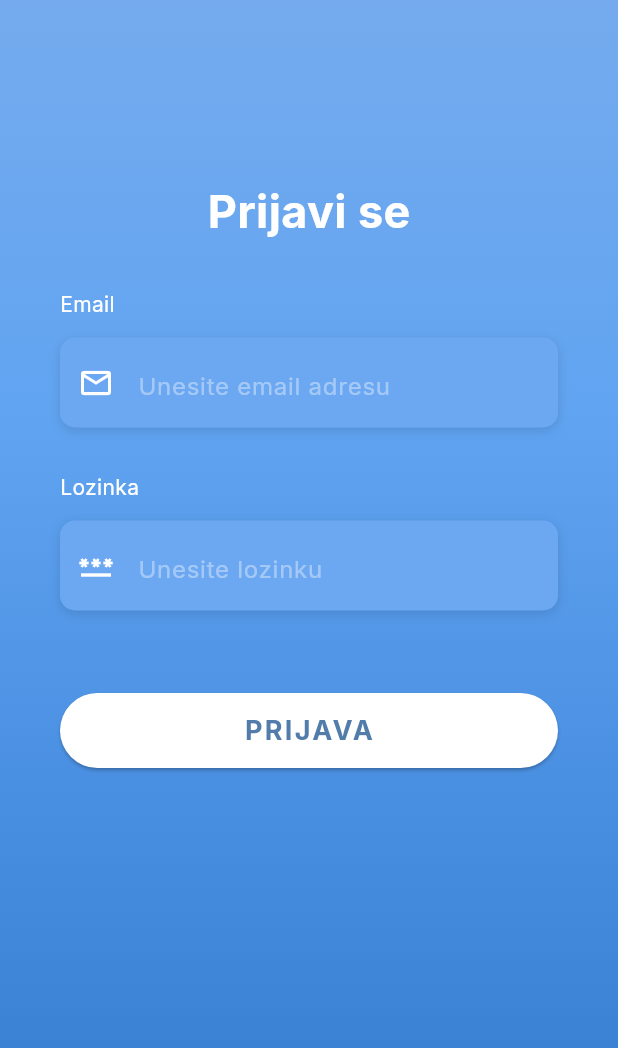
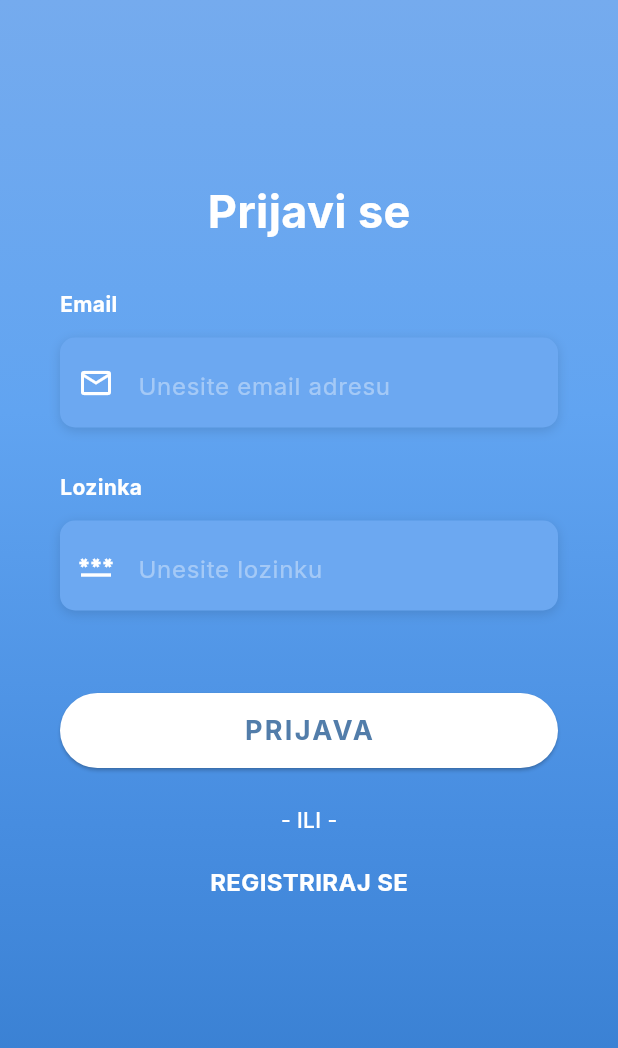
Before and after one commit to mizolf/AAKomunikacija, a Flutter app: the screen it shows after launch, on a phone screen of 412 x 824 dp. Shown: the top 1048 px of the screen. Run offline on Flutter 3.47's test engine with Material 3 defaults, Android fonts, the phone set to English and light mode, and no system bars; our stand-ins replace cloud_firestore, firebase_core, flutter_tts, google_fonts, image_picker; accounts and stored records are empty.

Commit message:
Update login.dart

```diff
--- a/lib/screen/login.dart
+++ b/lib/screen/login.dart
@@ -1,4 +1,5 @@
 import 'package:flutter/material.dart';
+import 'package:ict_aac/screen/home.dart';
 
 class LoginScreen extends StatefulWidget {
   const LoginScreen({super.key});
@@ -10,6 +11,97 @@ class LoginScreen extends StatefulWidget {
 }
 
 class _LoginScreenState extends State<LoginScreen> {
+  Widget _emailField() {
+    return Container(
+      alignment: Alignment.centerLeft,
+      height: 60,
+      decoration: BoxDecoration(
+        color: const Color(0xFF6CA8F1),
+        borderRadius: BorderRadius.circular(10.0),
+        boxShadow: const [
+          BoxShadow(
+            color: Colors.black12,
+            blurRadius: 6.0,
+            offset: Offset(0, 2),
+          ),
+        ],
+      ),
+      child: const TextField(
+        keyboardType: TextInputType.emailAddress,
+        style: TextStyle(color: Colors.white),
+        decoration: InputDecoration(
+            border: InputBorder.none,
+            contentPadding: EdgeInsets.only(top: 14),
+            prefixIcon: Icon(Icons.email_outlined, color: Colors.white),
+            hintText: 'Unesite email adresu',
+            hintStyle: TextStyle(color: Colors.white38)),
+      ),
+    );
+  }
+
+  Widget _passwordField() {
+    return Container(
+      alignment: Alignment.centerLeft,
+      height: 60,
+      decoration: BoxDecoration(
+        color: const Color(0xFF6CA8F1),
+        borderRadius: BorderRadius.circular(10.0),
+        boxShadow: const [
+          BoxShadow(
+            color: Colors.black12,
+            blurRadius: 6.0,
+            offset: Offset(0, 2),
+          ),
+        ],
+      ),
+      child: const TextField(
+        obscureText: true,
+        keyboardType: TextInputType.emailAddress,
+        style: TextStyle(color: Colors.white),
+        decoration: InputDecoration(
+            border: InputBorder.none,
+            contentPadding: EdgeInsets.only(top: 14),
+            prefixIcon: Icon(
+              Icons.password_outlined,
+              color: Colors.white,
+            ),
+            hintText: 'Unesite lozinku',
+            hintStyle: TextStyle(color: Colors.white38)),
+      ),
+    );
+  }
+
+  Widget _loginButton() {
+    return Container(
+      padding: const EdgeInsets.symmetric(vertical: 25),
+      width: double.infinity,
+      height: 100,
+      child: ElevatedButton(
+        onPressed: () {
+          Navigator.of(context).push(MaterialPageRoute(
+            builder: (context) => HomeScreen(),
+          ));
+        },
+        style: ElevatedButton.styleFrom(
+          shape: RoundedRectangleBorder(
+            borderRadius: BorderRadius.circular(30),
+          ),
+          backgroundColor: Colors.white,
+          shadowColor: Colors.black,
+        ),
+        child: const Text(
+          'PRIJAVA',
+          style: TextStyle(
+            color: Color(0xFF527DAA),
+            fontWeight: FontWeight.bold,
+            letterSpacing: 1.5,
+            fontSize: 18,
+          ),
+        ),
+      ),
+    );
+  }
+
   @override
   Widget build(BuildContext context) {
     return Scaffold(
@@ -56,107 +148,53 @@ class _LoginScreenState extends State<LoginScreen> {
                         'Email',
                         style: TextStyle(
                           color: Colors.white,
+                          fontWeight: FontWeight.bold,
                         ),
                       ),
                       const SizedBox(
                         height: 12,
                       ),
-                      Container(
-                        alignment: Alignment.centerLeft,
-                        height: 60,
-                        decoration: BoxDecoration(
-                          color: const Color(0xFF6CA8F1),
-                          borderRadius: BorderRadius.circular(10.0),
-                          boxShadow: const [
-                            BoxShadow(
-                              color: Colors.black12,
-                              blurRadius: 6.0,
-                              offset: Offset(0, 2),
-                            ),
-                          ],
-                        ),
-                        child: const TextField(
-                          keyboardType: TextInputType.emailAddress,
-                          style: TextStyle(color: Colors.white),
-                          decoration: InputDecoration(
-                              border: InputBorder.none,
-                              contentPadding: EdgeInsets.only(top: 14),
-                              prefixIcon: Icon(Icons.email_outlined,
-                                  color: Colors.white),
-                              hintText: 'Unesite email adresu',
-                              hintStyle: TextStyle(color: Colors.white38)),
-                        ),
-                      ),
-                    ],
-                  ),
+                      _emailField(),
                       const SizedBox(
                         height: 30,
                       ),
-                  Column(
-                    crossAxisAlignment: CrossAxisAlignment.start,
-                    children: [
                       const Text(
                         'Lozinka',
                         style: TextStyle(
                           color: Colors.white,
+                          fontWeight: FontWeight.bold,
                         ),
                       ),
                       const SizedBox(
                         height: 12,
                       ),
-                      Container(
-                        alignment: Alignment.centerLeft,
-                        height: 60,
-                        decoration: BoxDecoration(
-                          color: const Color(0xFF6CA8F1),
-                          borderRadius: BorderRadius.circular(10.0),
-                          boxShadow: const [
-                            BoxShadow(
-                              color: Colors.black12,
-                              blurRadius: 6.0,
-                              offset: Offset(0, 2),
+                      _passwordField(),
+                      const SizedBox(
+                        height: 30,
                       ),
+                      _loginButton(),
                     ],
                   ),
-                        child: const TextField(
-                          obscureText: true,
-                          keyboardType: TextInputType.emailAddress,
-                          style: TextStyle(color: Colors.white),
-                          decoration: InputDecoration(
-                              border: InputBorder.none,
-                              contentPadding: EdgeInsets.only(top: 14),
-                              prefixIcon: Icon(
-                                Icons.password_outlined,
+                  Column(
+                    children: [
+                      const Text(
+                        '- ILI -',
+                        style: TextStyle(
                           color: Colors.white,
-                              ),
-                              hintText: 'Unesite lozinku',
-                              hintStyle: TextStyle(color: Colors.white38)),
+                          fontWeight: FontWeight.w500,
                         ),
                       ),
                       const SizedBox(
-                        height: 30,
+                        height: 20,
                       ),
-                      Container(
-                        padding: const EdgeInsets.symmetric(vertical: 25),
-                        width: double.infinity,
-                        height: 100,
-                        child: ElevatedButton(
-                          onPressed: () {},
-                          style: ElevatedButton.styleFrom(
-                            shape: RoundedRectangleBorder(
-                              borderRadius: BorderRadius.circular(30),
-                            ),
-                            backgroundColor: Colors.white,
-                            shadowColor: Colors.black,
-                          ),
+                      GestureDetector(
+                        onTap: () {},
                         child: const Text(
-                            'PRIJAVA',
+                          'REGISTRIRAJ SE',
                           style: TextStyle(
-                              color: Color(0xFF527DAA),
+                            color: Colors.white,
                             fontWeight: FontWeight.bold,
-                              letterSpacing: 1.5,
-                              fontSize: 18,
-                            ),
+                            fontSize: 16,
                           ),
                         ),
                       ),
```
Lines whose indentation alone changed are shown as unchanged.
